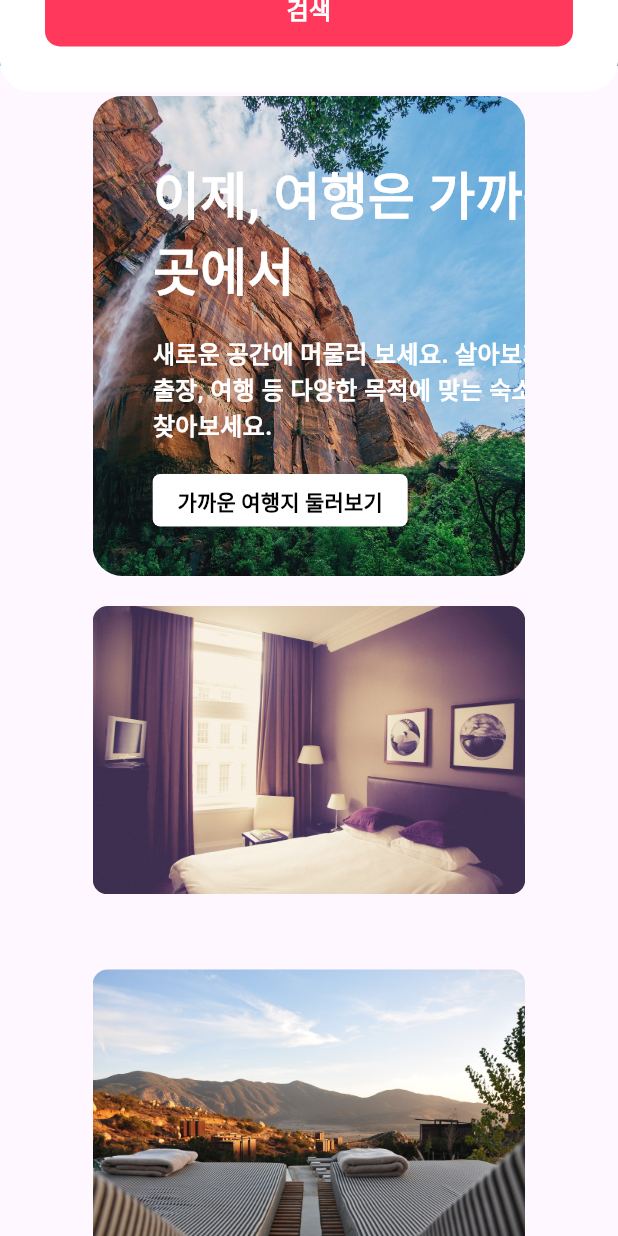
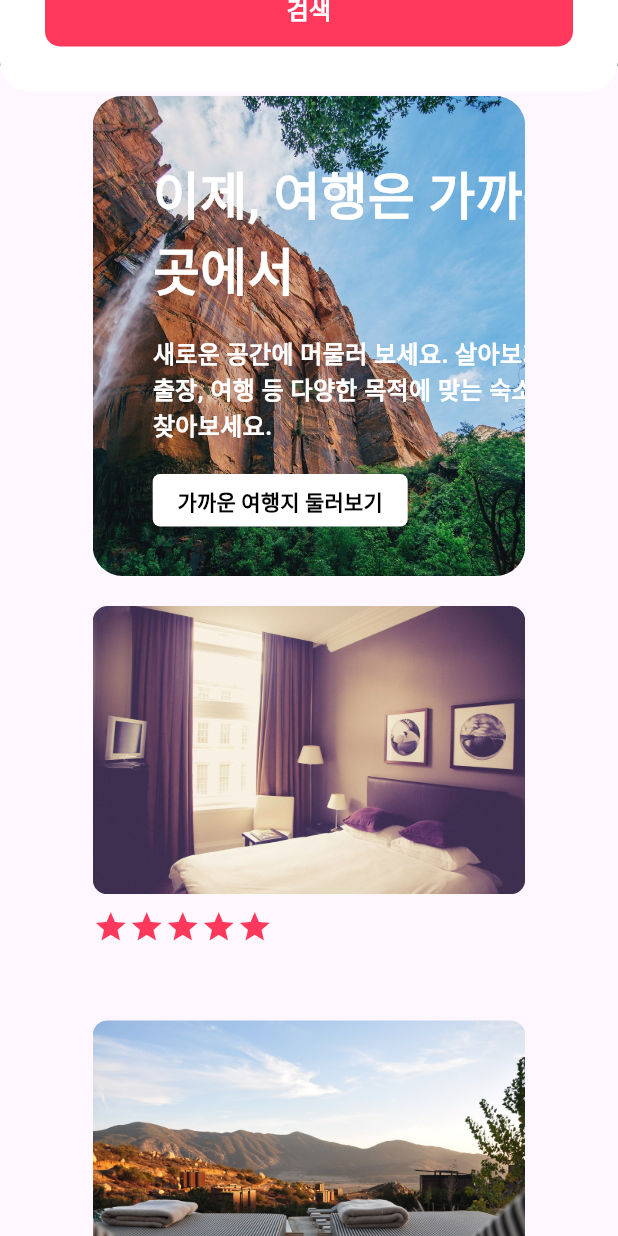
Before and after one commit to hyeonnnit/flutter_airbnbApp, a Flutter app: the screen it shows after launch, scrolled down 576 dp, on a phone screen of 412 x 824 dp. Run offline on Flutter 3.47's test engine with Material 3 defaults, Android fonts, the phone set to English and light mode, and no system bars.

Commit message:
_buildPopularItemStar

```diff
--- a/lib/components/home/home_body_popular_item.dart
+++ b/lib/components/home/home_body_popular_item.dart
@@ -1,3 +1,4 @@
+import 'package:airbnb_app/constants.dart';
 import 'package:airbnb_app/size.dart';
 import 'package:flutter/material.dart';
 
@@ -45,7 +46,20 @@ class HomeBodyPopularItem extends StatelessWidget {
     );
   }
   Widget _buildPopularItemStar(){
-    return SizedBox();
+    return Column(
+      children: [
+        Row(
+          children: [
+            Icon(Icons.star, color: kAccentColor),
+            Icon(Icons.star, color: kAccentColor),
+            Icon(Icons.star, color: kAccentColor),
+            Icon(Icons.star, color: kAccentColor),
+            Icon(Icons.star, color: kAccentColor),
+          ],
+        ),
+        SizedBox(height: gap_s),
+      ],
+    );
   }
   Widget _buildPopularItemComment(){
     return SizedBox();
```
